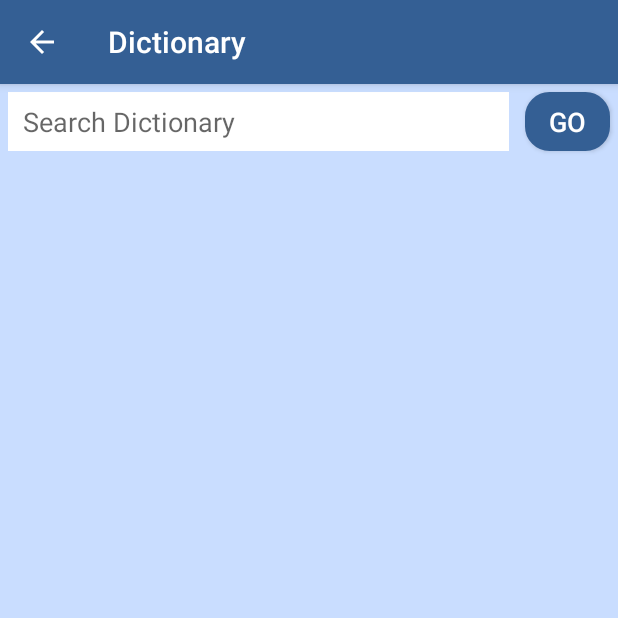
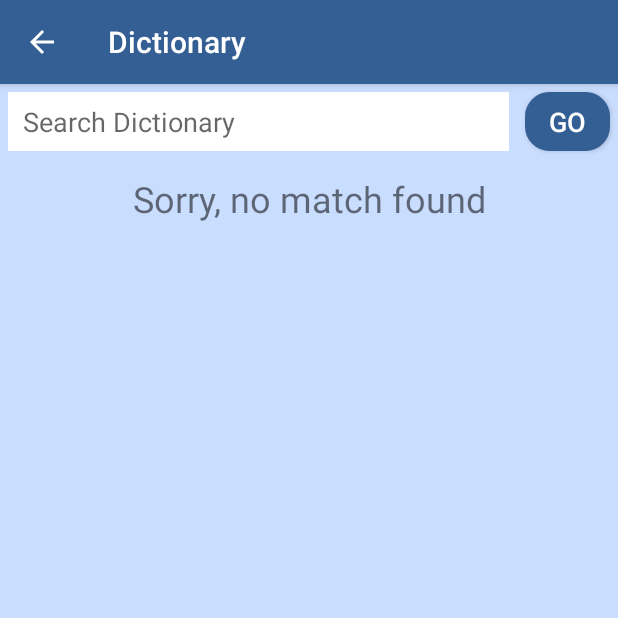
Before and after one commit to MeandrousShark/ASLearn, an Android app: the Dictionary screen opened directly, with no data from a screen before it, after a tap on "GO", on a phone screen of 412 x 824 dp, the top half of it. Run offline under Robolectric (Android 15) with nearby library versions, the phone set to English and light mode, and no system bars; 4 statements that could not run were skipped.

Commit message:
Dictionary now displays "no results" message to user.

```diff
--- a/app/src/main/java/com/aslearn/Dictionary.java
+++ b/app/src/main/java/com/aslearn/Dictionary.java
@@ -4,10 +4,12 @@ import android.content.Intent;
 import android.graphics.Color;
 import android.os.Bundle;
 import android.support.v7.app.AppCompatActivity;
+import android.view.Gravity;
 import android.view.View;
 import android.widget.Button;
 import android.widget.EditText;
 import android.widget.LinearLayout;
+import android.widget.TextView;
 
 import com.aslearn.db.DatabaseAccess;
 import com.aslearn.db.Word;
@@ -34,9 +36,16 @@ public class Dictionary extends AppCompatActivity {
         String searchWord = searchInput.getText().toString();
         final ArrayList<Word> resultList = dbAccess.selectSimilarWords(searchWord);
         final LinearLayout layout = findViewById(R.id.DictionaryEntries);
+
         layout.removeAllViewsInLayout();
         if (resultList.isEmpty()){
             //TODO: display "Sorry, no results found" to the user
+            TextView resultView = new TextView(this);
+            resultView.setText("Sorry, no match found");
+            resultView.setTextSize(24);
+            //resultView.setPadding(90, 0, 90, 0);
+            resultView.setGravity(Gravity.CENTER_HORIZONTAL);
+            layout.addView(resultView);
 
         }else {
             Button[] resultButtons = new Button[resultList.size()];
--- a/app/src/main/java/com/aslearn/SignDictionary.java
+++ b/app/src/main/java/com/aslearn/SignDictionary.java
@@ -37,7 +37,7 @@ public class SignDictionary extends AppCompatActivity {
         wordView = findViewById(R.id.wordText);
         imageView = findViewById(R.id.signJpg);
         infoView = findViewById(R.id.topInfo);
-        videoView = (VideoView) findViewById(R.id.signVideo);
+        videoView = findViewById(R.id.signVideo);
         moreInfoButton = findViewById(R.id.moreInfoButton);
         Intent intent = getIntent();
         Bundle extras = intent.getExtras();
--- a/app/src/main/res/layout/dictionary_old.xml
+++ b/app/src/main/res/layout/dictionary_old.xml
@@ -52,6 +52,10 @@
             android:id="@+id/DictionaryEntries"
             android:layout_width="match_parent"
             android:layout_height="wrap_content"
+            android:layout_marginBottom="10dp"
+            android:layout_marginLeft="10dp"
+            android:layout_marginRight="10dp"
+            android:layout_marginTop="10dp"
             android:orientation="vertical" />
     </ScrollView>
 
```
